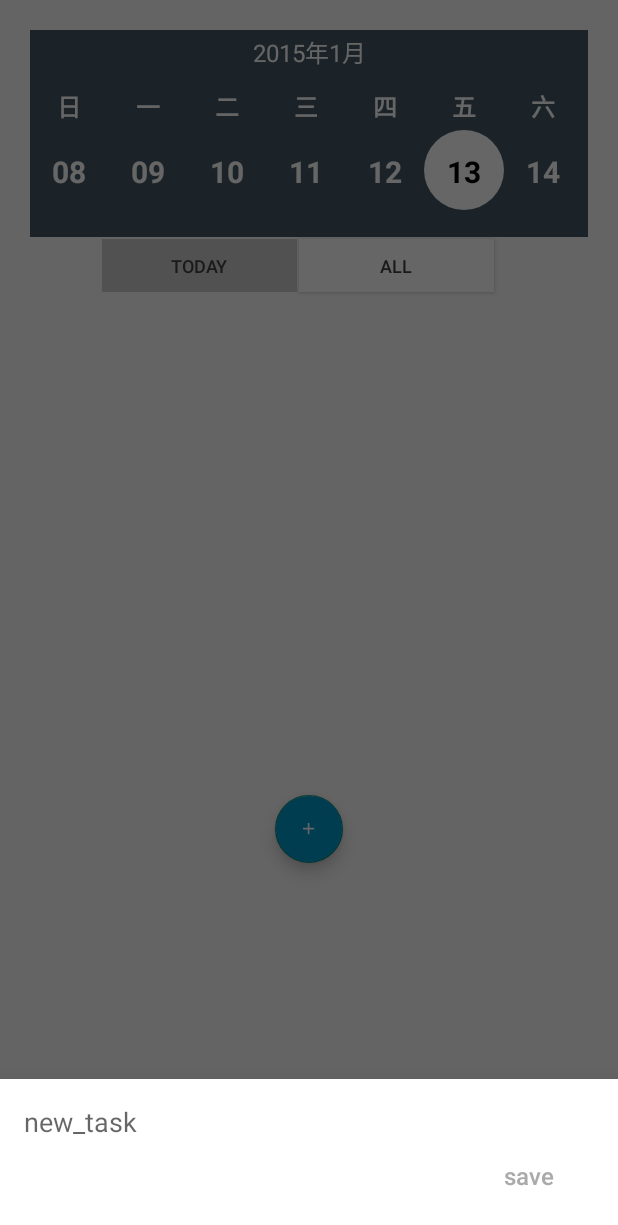
After one commit to GraduateProject-5tw/TickTackTock, an Android app: the fragment AddNewTask placed in its activity, on a phone screen of 412 x 824 dp. The commit adds this screen. Shown: the top 1225 px of the screen. Run offline under Robolectric (Android 15) with nearby library versions, the phone set to English and light mode, and no system bars.

Commit message:
新增、刪除、修改、進資料庫完成，剩日曆、all還沒做

```diff
--- a/app/src/main/AndroidManifest.xml
+++ b/app/src/main/AndroidManifest.xml
@@ -55,7 +55,7 @@
                 <category android:name="android.intent.category.DEFAULT" />
             </intent-filter>
         </activity>
-        <activity android:name=".ToDoListActivity">
+        <activity android:name=".TodayToDoListActivity">
             <intent-filter>
                 <action android:name="android.intent.action" />
 
--- /dev/null
+++ b/app/src/main/java/com/GraduateProject/TimeManagementApp/AddNewTask.java
@@ -0,0 +1,125 @@
+package com.GraduateProject.TimeManagementApp;
+
+import android.app.Activity;
+import android.content.DialogInterface;
+import android.graphics.Color;
+import android.os.Bundle;
+import android.text.Editable;
+import android.text.TextWatcher;
+import android.view.LayoutInflater;
+import android.view.View;
+import android.view.ViewGroup;
+import android.view.WindowManager;
+import android.widget.Button;
+import android.widget.EditText;
+
+import androidx.annotation.NonNull;
+import androidx.annotation.Nullable;
+import androidx.core.content.ContextCompat;
+
+import com.google.android.material.bottomsheet.BottomSheetDialogFragment;
+
+import java.util.Objects;
+
+import com.GraduateProject.TimeManagementApp.Adapters.ToDoAdapter;
+import com.GraduateProject.TimeManagementApp.DBToDoHelper;
+import com.GraduateProject.TimeManagementApp.ToDoModel;
+
+
+public class AddNewTask extends BottomSheetDialogFragment {
+    public static final String TAG = "ActionBottomDialog";
+    private EditText newTaskText;
+    private Button Save;
+
+    private DBToDoHelper db;
+
+    public static AddNewTask newInstance(){
+        return new AddNewTask();
+    }
+
+    @Override
+    public void onCreate(@Nullable Bundle savedInstanceState) {
+        super.onCreate(savedInstanceState);
+        setStyle(STYLE_NORMAL, R.style.DialogStyle);
+    }
+
+    @Nullable
+    @Override
+    public View onCreateView(@NonNull LayoutInflater inflater, @Nullable ViewGroup container,
+                             @Nullable Bundle savedInstanceState) {
+
+        View view = inflater.inflate(R.layout.new_task, container, false);
+        getDialog().getWindow().setSoftInputMode(WindowManager.LayoutParams.SOFT_INPUT_ADJUST_RESIZE);
+
+        return view;
+    }
+
+    @Override
+    public void onViewCreated(@NonNull View view, @Nullable Bundle savedInstanceState) {
+        super.onViewCreated(view, savedInstanceState);
+        newTaskText = getView().findViewById(R.id.newTaskText);
+        Save = getView().findViewById(R.id.Save);
+
+        boolean isUpdate = false;
+
+        final Bundle bundle = getArguments();
+        if(bundle != null){
+            isUpdate = true;
+            String task = bundle.getString("task");
+            newTaskText.setText(task);
+            assert task != null;
+            if(task.length()>0)
+                Save.setTextColor(ContextCompat.getColor(getContext(), R.color.design_default_color_on_primary));
+        }
+
+        db = new DBToDoHelper(getActivity());
+        db.openDatabase();
+
+        newTaskText.addTextChangedListener(new TextWatcher() {
+            @Override
+            public void beforeTextChanged(CharSequence s, int start, int count, int after) {
+            }
+
+            @Override
+            public void onTextChanged(CharSequence s, int start, int before, int count) {
+                if(s.toString().equals("")){
+                    Save.setEnabled(false);
+                    Save.setTextColor(Color.GRAY);
+                }
+                else{
+                    Save.setEnabled(true);
+                    Save.setTextColor(ContextCompat.getColor(getContext(), R.color.design_default_color_secondary_variant));
+                }
+            }
+
+            @Override
+            public void afterTextChanged(Editable s) {
+            }
+        });
+
+        final boolean finalIsUpdate = isUpdate;
+        Save.setOnClickListener(new View.OnClickListener() {
+            @Override
+            public void onClick(View v) {
+                String text = newTaskText.getText().toString();
+                if(finalIsUpdate){
+                    db.updateTask(bundle.getInt("id"), text);
+                }
+                else {
+                    ToDoModel task = new ToDoModel();
+                    task.setTask(text);
+                    task.setStatus(0);
+                    db.insertTask(task);
+                }
+                dismiss();
+            }
+        });
+    }
+
+    @Override
+    public void onDismiss(@NonNull DialogInterface dialog){
+        Activity activity = getActivity();
+        if(activity instanceof DialogCloseListener)
+            ((DialogCloseListener)activity).handleDialogClose(dialog);
+    }
+}
--- /dev/null
+++ b/app/src/main/java/com/GraduateProject/TimeManagementApp/DialogCloseListener.java
@@ -0,0 +1,7 @@
+package com.GraduateProject.TimeManagementApp;
+
+import android.content.DialogInterface;
+
+public interface DialogCloseListener {
+    public void handleDialogClose(DialogInterface dialog);
+}
--- /dev/null
+++ b/app/src/main/java/com/GraduateProject/TimeManagementApp/TodayToDoListActivity.java
@@ -0,0 +1,126 @@
+package com.GraduateProject.TimeManagementApp;
+
+import androidx.annotation.NonNull;
+import androidx.annotation.Nullable;
+import androidx.appcompat.app.AppCompatActivity;
+import androidx.recyclerview.widget.ItemTouchHelper;
+import androidx.recyclerview.widget.LinearLayoutManager;
+import androidx.recyclerview.widget.RecyclerView;
+
+import android.annotation.SuppressLint;
+import android.content.DialogInterface;
+import android.graphics.RectF;
+import android.os.AsyncTask;
+import android.os.Bundle;
+import android.view.View;
+import android.widget.Button;
+import android.widget.TextView;
+import android.widget.Toast;
+
+import com.GraduateProject.TimeManagementApp.Adapters.ToDoAdapter;
+import com.GraduateProject.TimeManagementApp.ToDoModel;
+import com.GraduateProject.TimeManagementApp.DBToDoHelper;
+
+import com.google.android.material.floatingactionbutton.FloatingActionButton;
+
+import java.text.SimpleDateFormat;
+import java.util.ArrayList;
+import java.util.Calendar;
+import java.util.Collection;
+import java.util.Collections;
+import java.util.Iterator;
+import java.util.List;
+import java.util.ListIterator;
+import java.util.Locale;
+import java.util.Objects;
+
+public class TodayToDoListActivity extends AppCompatActivity implements DialogCloseListener{
+
+    @SuppressLint("StaticFieldLeak")
+    private DBToDoHelper db;
+    private RecyclerView tasksRecyclerView;
+    private ToDoAdapter taskAdapter;
+    private FloatingActionButton new_btn;
+    private static TodayToDoListActivity todayToDoListActivity;
+
+    private List<ToDoModel> taskList;
+
+    private WeekHeaderView mWeekHeaderView;
+    private TextView mTv_date;
+
+    private void assignViews() {
+        mWeekHeaderView= (WeekHeaderView) findViewById(R.id.weekheaderview);
+        mTv_date =(TextView)findViewById(R.id.tv_date);
+//init WeekView
+        /*
+        mWeekHeaderView.setDateSelectedChangeListener(new WeekHeaderView.DateSelectedChangeListener() {
+            @Override
+            public void onDateSelectedChange(Calendar oldSelectedDay, Calendar newSelectedDay) {
+                mWeekView.goToDate(newSelectedDay);
+            }
+        });
+
+         */
+        setupDateTimeInterpreter(false);
+    }
+    /**
+     * Set up a date time interpreter which will show short date values when in week view and long
+     * date values otherwise.
+     *
+     * @param shortDate True if the date values should be short.
+     */
+    private void setupDateTimeInterpreter(final boolean shortDate) {
+        final String[] weekLabels={"日","一","二","三","四","五","六"};
+    }
+
+
+    @Override
+    protected void onCreate(Bundle savedInstanceState) {
+        super.onCreate(savedInstanceState);
+        setContentView(R.layout.activity_todolist);
+        //Objects.requireNonNull(getSupportActionBar()).hide();
+        assignViews();
+
+        db = new DBToDoHelper(this);
+        db.openDatabase();
+
+        tasksRecyclerView = findViewById(R.id.tasksRecyclerView);
+        tasksRecyclerView.setLayoutManager(new LinearLayoutManager(this));
+        taskAdapter = new ToDoAdapter(db, TodayToDoListActivity.this);
+        tasksRecyclerView.setAdapter(taskAdapter);
+
+        Button today_btn = findViewById(R.id.today_btn);
+        Button all_btn = findViewById(R.id.all_btn);
+        todayToDoListActivity = this;
+
+        new_btn = findViewById(R.id.new_btn);
+
+        ItemTouchHelper itemTouchHelper = new ItemTouchHelper(new RecyclerItemTouchHelper(taskAdapter));
+        itemTouchHelper.attachToRecyclerView(tasksRecyclerView);
+
+        taskList = db.getAllTasks();
+        Collections.reverse(taskList);
+        taskAdapter.setTasks(taskList);
+
+        all_btn.setEnabled(true);
+        all_btn.setBackgroundColor(-1); //白色
+
+        today_btn.setEnabled(false);
+        today_btn.setBackgroundColor(-3355444);
+
+        new_btn.setOnClickListener(new View.OnClickListener() {
+            @Override
+            public void onClick(View v) {
+                AddNewTask.newInstance().show(getSupportFragmentManager(), AddNewTask.TAG);
+            }
+        });
+    }
+
+    @Override
+    public void handleDialogClose(DialogInterface dialog){
+        taskList = db.getAllTasks();
+        Collections.reverse(taskList);
+        taskAdapter.setTasks(taskList);
+        taskAdapter.notifyDataSetChanged();
+    }
+}
--- /dev/null
+++ b/app/src/main/res/drawable/ic_baseline_delete_24.xml
@@ -0,0 +1,5 @@
+<vector android:height="24dp" android:tint="#FFFFFF"
+    android:viewportHeight="24" android:viewportWidth="24"
+    android:width="24dp" xmlns:android="http://schemas.android.com/apk/res/android">
+    <path android:fillColor="@android:color/white" android:pathData="M6,19c0,1.1 0.9,2 2,2h8c1.1,0 2,-0.9 2,-2V7H6v12zM19,4h-3.5l-1,-1h-5l-1,1H5v2h14V4z"/>
+</vector>
--- /dev/null
+++ b/app/src/main/res/drawable/ic_baseline_edit_24.xml
@@ -0,0 +1,5 @@
+<vector android:height="24dp" android:tint="#FFFFFF"
+    android:viewportHeight="24" android:viewportWidth="24"
+    android:width="24dp" xmlns:android="http://schemas.android.com/apk/res/android">
+    <path android:fillColor="@android:color/white" android:pathData="M3,17.25V21h3.75L17.81,9.94l-3.75,-3.75L3,17.25zM20.71,7.04c0.39,-0.39 0.39,-1.02 0,-1.41l-2.34,-2.34c-0.39,-0.39 -1.02,-0.39 -1.41,0l-1.83,1.83 3.75,3.75 1.83,-1.83z"/>
+</vector>
--- a/app/src/main/res/layout/activity_todolist.xml
+++ b/app/src/main/res/layout/activity_todolist.xml
@@ -6,7 +6,7 @@
     android:layout_height="match_parent"
     android:orientation="vertical"
     android:padding="20dp"
-    tools:context=".ToDoListActivity">
+    tools:context=".TodayToDoListActivity">
 
 
     <TextView
@@ -84,20 +84,20 @@
             app:layoutManager="androidx.recyclerview.widget.LinearLayoutManager"
             android:nestedScrollingEnabled="true" />
 
-        <com.google.android.material.floatingactionbutton.FloatingActionButton
-            android:id="@+id/new_btn"
-            android:layout_width="45dp"
-            android:layout_height="45dp"
-            android:layout_gravity="center_horizontal"
-            android:layout_alignParentBottom="true"
-            android:layout_centerHorizontal="true"
-            android:layout_margin="32dp"
-            android:backgroundTint="@android:color/holo_blue_dark"
-            android:src="@drawable/ic_baseline_add"
-            />
-
 
     </RelativeLayout>
 
+    <com.google.android.material.floatingactionbutton.FloatingActionButton
+        android:id="@+id/new_btn"
+        android:layout_width="45dp"
+        android:layout_height="45dp"
+        android:layout_gravity="center_horizontal"
+        android:layout_marginStart="32dp"
+        android:layout_marginTop="32dp"
+        android:layout_marginEnd="32dp"
+        android:layout_marginBottom="32dp"
+        android:backgroundTint="@android:color/holo_blue_dark"
+        android:src="@drawable/ic_baseline_add" />
+
 
 </LinearLayout>
--- a/app/src/main/res/layout/list_layout.xml
+++ b/app/src/main/res/layout/list_layout.xml
@@ -1,3 +1,4 @@
+<?xml version="1.0" encoding="utf-8"?>
 <androidx.cardview.widget.CardView xmlns:android="http://schemas.android.com/apk/res/android"
     android:layout_width="wrap_content"
     android:layout_height="wrap_content"
--- /dev/null
+++ b/app/src/main/res/layout/new_task.xml
@@ -0,0 +1,27 @@
+<?xml version="1.0" encoding="utf-8"?>
+<RelativeLayout xmlns:android="http://schemas.android.com/apk/res/android"
+    android:layout_width="match_parent"
+    android:layout_height="wrap_content"
+    android:padding="16dp">
+
+    <EditText
+        android:id="@+id/newTaskText"
+        android:layout_width="match_parent"
+        android:layout_height="wrap_content"
+        android:background="@null"
+        android:textAppearance="@style/TextAppearance.AppCompat.Medium"
+        android:hint="new_task" />
+
+    <Button
+        android:id="@+id/Save"
+        android:layout_width="wrap_content"
+        android:layout_height="wrap_content"
+        android:layout_below="@id/newTaskText"
+        android:textSize="16sp"
+        android:layout_alignParentEnd="true"
+        android:background="@android:color/transparent"
+        android:text="save"
+        android:textAllCaps="false"
+        android:textColor="@android:color/darker_gray" />
+
+</RelativeLayout>
--- /dev/null
+++ b/app/src/main/res/values-v21/styles.xml
@@ -0,0 +1,9 @@
+<?xml version="1.0" encoding="utf-8"?>
+<resources>
+
+    <style name="DialogStyle" parent="Theme.Design.Light.BottomSheetDialog">
+        <item name="android:windowIsFloating">false</item>
+        <item name="android:statusBarColor">@android:color/transparent</item>
+        <item name="android:windowSoftInputMode">adjustResize</item>
+    </style>
+</resources>
```
Also changed, not shown: app/src/main/java/com/GraduateProject/TimeManagementApp/Adapters/ToDoAdapter.java (added, +100 -0 lines), app/src/main/java/com/GraduateProject/TimeManagementApp/DBToDoHelper.java (+5 -8 lines), app/src/main/java/com/GraduateProject/TimeManagementApp/RecyclerItemTouchHelper.java (added, +105 -0 lines), app/src/main/java/com/GraduateProject/TimeManagementApp/ToDoAdapter.java (deleted, +0 -54 lines), app/src/main/java/com/GraduateProject/TimeManagementApp/ToDoListActivity.java (deleted, +0 -55 lines), app/src/main/res/layout/activity_alltodo.xml (added, +67 -0 lines).
